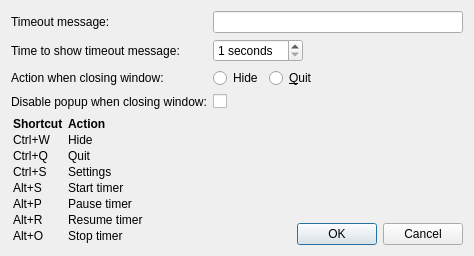
Qt form settingswidget.ui (Granddave/Stretch-timer) before a commit.
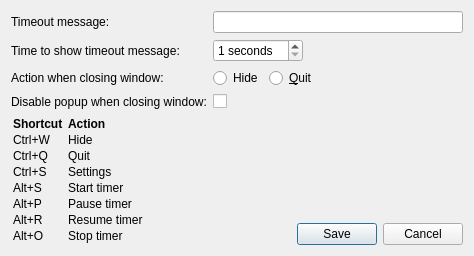
The same form after that commit.

Commit message: Changed from Ok to Save on settings dialog

What changed in the file:
```diff
--- a/settingswidget.ui
+++ b/settingswidget.ui
@@ -207,7 +207,7 @@
           <enum>Qt::Horizontal</enum>
          </property>
          <property name="standardButtons">
-          <set>QDialogButtonBox::Cancel|QDialogButtonBox::Ok</set>
+          <set>QDialogButtonBox::Cancel|QDialogButtonBox::Save</set>
          </property>
         </widget>
        </item>
```
